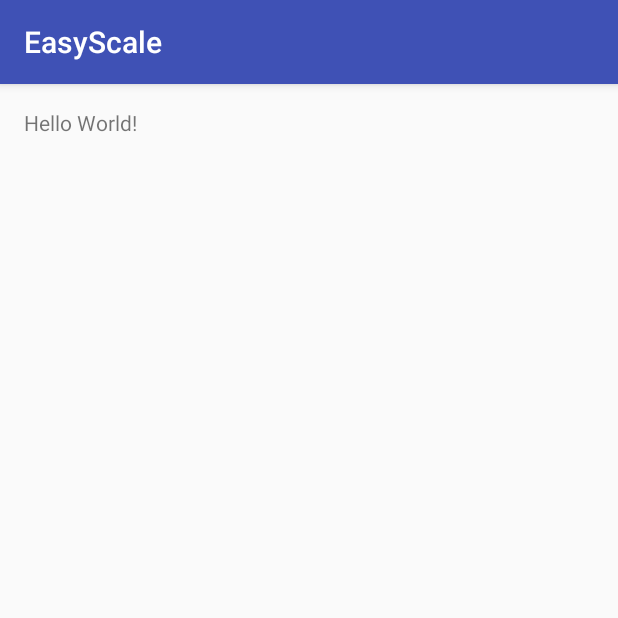
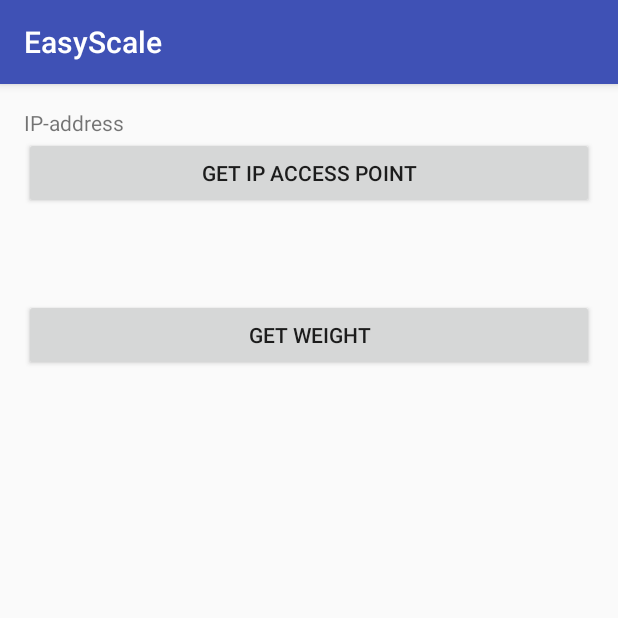
Before and after one commit to VasilenkoDenis/EasyScale, an Android app: the screen it shows after launch (MainActivity), on a phone screen of 412 x 824 dp, the top half of it. Run offline under Robolectric (Android 15) with nearby library versions, the phone set to English and light mode, and no system bars; our stand-ins replace Volley.

Commit message:
Restored modules

```diff
--- a/app/build.gradle
+++ b/app/build.gradle
@@ -20,10 +20,13 @@ android {
 }
 
 dependencies {
-    compile fileTree(dir: 'libs', include: ['*.jar'])
+    compile fileTree(include: ['*.jar'], dir: 'libs')
     androidTestCompile('com.android.support.test.espresso:espresso-core:2.2.2', {
         exclude group: 'com.android.support', module: 'support-annotations'
     })
     compile 'com.android.support:appcompat-v7:25.1.1'
     testCompile 'junit:junit:4.12'
+    compile 'eu.the4thfloor.volley:com.android.volley:2015.05.28'
+    compile 'org.jsoup:jsoup:1.10.2'
+    compile 'org.apache.commons:commons-lang3:3.5'
 }
--- a/app/src/main/java/ua/com/ics_market/easyscale/MainActivity.java
+++ b/app/src/main/java/ua/com/ics_market/easyscale/MainActivity.java
@@ -1,13 +1,116 @@
 package ua.com.ics_market.easyscale;
 
-        import android.support.v7.app.AppCompatActivity;
-        import android.os.Bundle;
+import android.os.Bundle;
+import android.support.v7.app.AppCompatActivity;
+import android.view.View;
+import android.widget.Button;
+import android.widget.TextView;
+import android.widget.Toast;
 
-public class MainActivity extends AppCompatActivity {
+import org.apache.commons.lang3.ArrayUtils;
+import org.jsoup.nodes.Document;
+import org.jsoup.nodes.Element;
+
+import java.math.BigInteger;
+import java.net.InetAddress;
+import java.net.UnknownHostException;
+import java.util.concurrent.ExecutionException;
+
+public class MainActivity extends AppCompatActivity implements View.OnClickListener,TaskCompleteListener{
+
+    Button btn1, btn2;
+    TextView tv1, tv2;
+    ScaleClass sc;
+    InetAddress inetAddress;
+    Document doc = null;
+
 
     @Override
     protected void onCreate(Bundle savedInstanceState) {
         super.onCreate(savedInstanceState);
         setContentView(R.layout.activity_main);
+        sc = new ScaleClass(this);
+        btn1 = (Button) findViewById(R.id.btn1);
+        btn2 = (Button) findViewById(R.id.btn2);
+        tv1 = (TextView) findViewById(R.id.tv1);
+        tv2 = (TextView) findViewById(R.id.tv2);
+
+        btn1.setOnClickListener(this);
+        btn2.setOnClickListener(this);
+
     }
+
+
+    @Override
+    public void onClick(View v) {
+
+        switch(v.getId()){
+
+            case R.id.btn1:
+
+                int ip_addr = sc.getAccessPointInfo();
+                byte [] ipAddress = BigInteger.valueOf(ip_addr).toByteArray();
+                ArrayUtils.reverse(ipAddress);
+
+                try {
+                    inetAddress = InetAddress.getByAddress(ipAddress);
+                    tv1.setText(inetAddress.getHostAddress());
+                } catch (UnknownHostException e) {
+                    e.printStackTrace();
+                }
+                break;
+
+            case R.id.btn2:
+
+                final String url="http://"+inetAddress.getHostAddress()+":80";
+                //sc.setURL(url);
+                //Toast
+                Toast.makeText(this, url, Toast.LENGTH_LONG).show();
+
+                String err = "ERROR";
+
+                try {
+                    doc = new GetDataFromUrl(this).execute(url).get();
+                } catch (InterruptedException | ExecutionException e ) {
+                    tv2.setText(err.concat(e.getMessage()));
+                    e.printStackTrace();
+                }
+//                sc.sendRequest(new ScaleClass.VolleyCallback() {
+//
+//                    @Override
+//                    public void onSuccess(String result) {
+//                        Document doc = Jsoup.parse(result);
+//                        Element link = doc.select("body > h1").first();
+//                        String content  = link.text();
+//                        link = doc.select("body > p").first();
+//                        content +="\n"+link.text();
+//                        tv2.setText(content);
+//                        //tv2.setText(Html.fromHtml(result));
+//                        //tv2.setText(result);
+//                    }
+//
+//                    @Override
+//                    public void onError(String error) {
+//
+//                        tv2.setText("ERROR: "+error);
+//
+//                    }
+//
+//                });
+                break;
+        }
+
+    }
+
+    @Override
+    public void onTaskComplete(String result) {
+
+        Element link = doc.select("body > h1").first();
+        String content =link.text();
+
+        link = doc.select("body > p").first();
+        content +="\n"+link.text();
+        tv2.setText(content);
+    }
+
 }
--- /dev/null
+++ b/app/src/main/java/ua/com/ics_market/easyscale/ScaleClass.java
@@ -0,0 +1,81 @@
+package ua.com.ics_market.easyscale;
+
+import android.content.Context;
+import android.net.DhcpInfo;
+import android.net.wifi.WifiManager;
+
+import com.android.volley.Request;
+import com.android.volley.RequestQueue;
+import com.android.volley.Response;
+import com.android.volley.VolleyError;
+import com.android.volley.toolbox.StringRequest;
+import com.android.volley.toolbox.Volley;
+
+/**
+ * Created by Denis on 20.02.2017.
+ */
+
+public class ScaleClass {
+
+    private Context context;
+    private String url;
+    private String result;
+
+    // Constructor
+    public ScaleClass(Context context){
+
+        this.context = context;
+    }
+
+    public int getAccessPointInfo(){
+
+        WifiManager wifimanager = (WifiManager) context.getSystemService(Context.WIFI_SERVICE);
+        DhcpInfo dhcpInfo = wifimanager.getDhcpInfo();
+        //WiFiInfo wifiInfo = wifimanager.getConnectionInfo();
+        return dhcpInfo.gateway;
+    }
+
+    //Setter
+    public void setURL(String url){
+
+        this.url = url;
+    }
+
+
+    public void sendRequest (final VolleyCallback callback){
+
+        RequestQueue queue = Volley.newRequestQueue(context);
+        //Request a string response from the provided URL.
+
+        StringRequest stringRequest = new StringRequest(Request.Method.GET, url, new Response.Listener<String>() {
+
+
+            @Override
+            public void onResponse(String response) {
+                result = response;
+                callback.onSuccess(result);
+            }
+
+        }, new Response.ErrorListener(){
+
+
+            @Override
+            public void onErrorResponse(VolleyError error) {
+                result = error.getMessage();
+                callback.onError(result);
+            }
+        });
+
+        queue.add(stringRequest);
+
+    }
+
+    public interface VolleyCallback{
+
+        void onSuccess(String result);
+        void onError(String error);
+
+    }
+
+
+}
--- /dev/null
+++ b/app/src/main/java/ua/com/ics_market/easyscale/TaskCompleteListener.java
@@ -0,0 +1,10 @@
+package ua.com.ics_market.easyscale;
+
+/**
+ * Created by Denis on 21.02.2017.
+ */
+
+public interface TaskCompleteListener {
+
+    void onTaskComplete(String result);
+}
--- a/app/src/main/res/layout/activity_main.xml
+++ b/app/src/main/res/layout/activity_main.xml
@@ -10,8 +10,42 @@
     android:paddingTop="@dimen/activity_vertical_margin"
     tools:context="ua.com.ics_market.easyscale.MainActivity">
 
-    <TextView
-        android:layout_width="wrap_content"
+    <LinearLayout
+        android:layout_width="match_parent"
         android:layout_height="wrap_content"
-        android:text="Hello World!" />
+        android:orientation="vertical"
+        android:gravity="center_vertical">
+
+        <TextView
+            android:id="@+id/tv1"
+            android:layout_width="match_parent"
+            android:layout_height="wrap_content"
+            android:layout_gravity="center_vertical"
+            android:text="IP-address" />
+
+        <Button
+            android:id="@+id/btn1"
+            android:layout_width="match_parent"
+            android:layout_height="wrap_content"
+            android:text="GET IP ACCESS POINT" />
+
+
+        <ScrollView
+            android:layout_width="match_parent"
+            android:layout_height="60dp"
+            android:layout_gravity="center">
+            <TextView
+                android:id="@+id/tv2"
+                android:layout_width="match_parent"
+                android:layout_height="wrap_content"/>
+
+        </ScrollView>
+
+        <Button
+            android:id="@+id/btn2"
+            android:layout_width="match_parent"
+            android:layout_height="wrap_content"
+            android:text="GET WEIGHT" />
+
+    </LinearLayout>
 </RelativeLayout>
```
Also changed, not shown: app/src/main/java/ua/com/ics_market/easyscale/GetDataFromUrl.java (added, +53 -0 lines), 1 other file.
